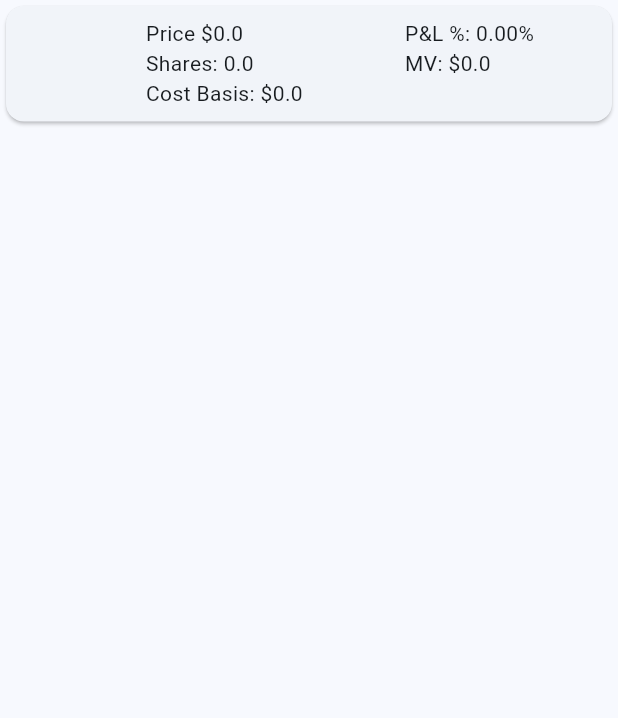
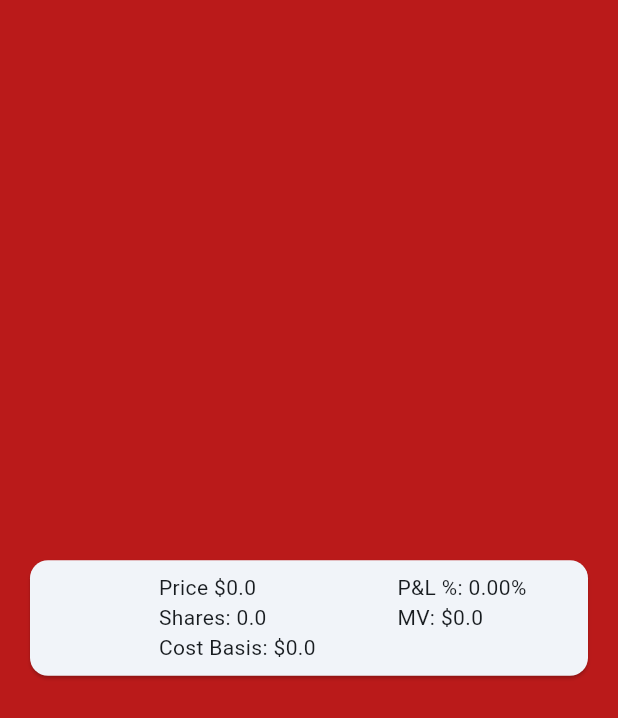
Before and after one commit to lambej/stock-portfolio-flutter, a Flutter app: the PositionCard widget shown alone on an empty page, opened directly with empty values, on a phone screen of 412 x 824 dp. Shown: the top 718 px of the screen. Run offline on Flutter 3.47's test engine with Material 3 defaults, Android fonts, the phone set to English and light mode, and no system bars; our stand-ins replace bloc, cloud_firestore, equatable, firebase_auth, firebase_core, flutter_bloc and 5 more; missing offline and left inert: flow_builder; accounts and stored records are empty; generated files the repository leaves out were written again.

Commit message:
Remove dismiss in position list

```diff
--- a/lib/positions/position_list/widget/position_card.dart
+++ b/lib/positions/position_list/widget/position_card.dart
@@ -20,20 +20,10 @@ class PositionCard extends StatelessWidget {
   Widget build(BuildContext context) {
     final theme = Theme.of(context);
 
-    return Dismissible(
-      key: Key('positionCard_dismissible_${position.id}'),
-      onDismissed: onDismissed,
-      confirmDismiss: confirmDismiss,
-      direction: DismissDirection.endToStart,
-      background: Container(
-        alignment: Alignment.centerRight,
-        color: theme.colorScheme.error,
-        padding: const EdgeInsets.symmetric(horizontal: 16),
-        child: const Icon(
-          Icons.delete,
-          color: Color(0xAAFFFFFF),
-        ),
-      ),
+    return Container(
+      alignment: Alignment.centerRight,
+      color: theme.colorScheme.error,
+      padding: const EdgeInsets.symmetric(horizontal: 16),
       child: InkWell(
         onTap: onTap,
         child: Card(
```
